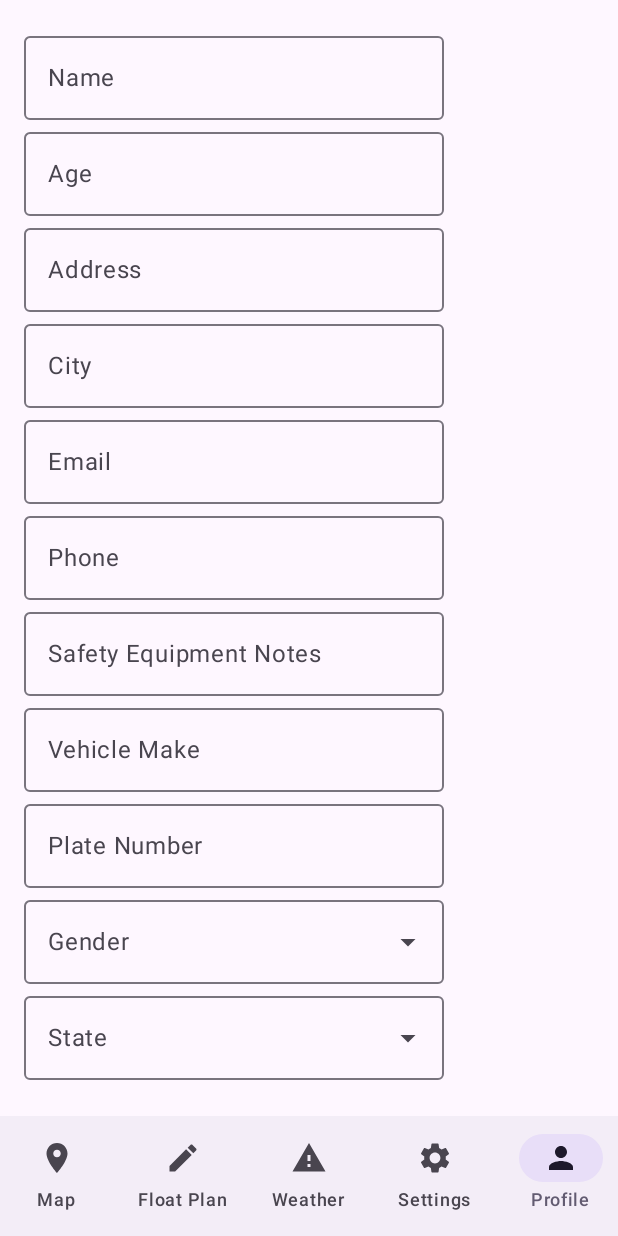
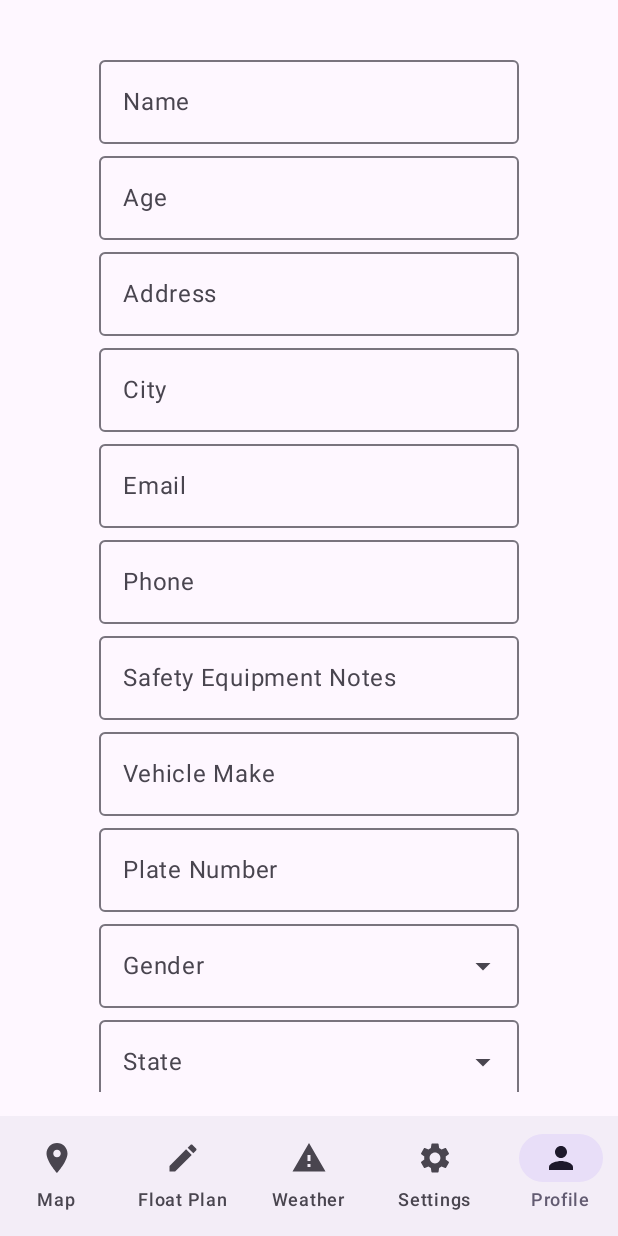
Before and after one commit to littlemeg27/KayakQuestAndroid, an Android app built with Jetpack Compose: the ProfileScreen screen opened through its navigation route, on a phone screen of 412 x 824 dp. Run offline under Robolectric (Android 15) with nearby library versions, the phone set to English and light mode, and no system bars; our stand-ins replace Firebase (no records; nobody signed in at launch, a user with empty details on screens opened directly), livedata-compose; 1 statement that could not run was skipped.

Commit message:
Working on Profile

```diff
--- a/app/src/main/java/com/example/kayakquest/screens/ProfileScreen.kt
+++ b/app/src/main/java/com/example/kayakquest/screens/ProfileScreen.kt
@@ -1,11 +1,15 @@
 package com.example.kayakquest.screens
 
 import androidx.compose.foundation.layout.Column
+import androidx.compose.foundation.layout.fillMaxSize
 import androidx.compose.foundation.layout.padding
+import androidx.compose.foundation.rememberScrollState
 import androidx.compose.foundation.text.KeyboardOptions
+import androidx.compose.foundation.verticalScroll
 import androidx.compose.material3.*
 import androidx.compose.runtime.*
 import androidx.compose.runtime.livedata.observeAsState
+import androidx.compose.ui.Alignment
 import androidx.compose.ui.Modifier
 import androidx.compose.ui.text.input.KeyboardType
 import androidx.compose.ui.unit.dp
@@ -17,8 +21,8 @@ import com.example.kayakquest.viewmodels.ProfileViewModel
 @Composable
 fun ProfileScreen(viewModel: ProfileViewModel = viewModel())
 {
-
     val profile by viewModel.profile.observeAsState(null)
+    val scrollState = rememberScrollState()
 
     val userId   = remember { mutableStateOf(profile?.userId   ?: "") }
     val name     = remember { mutableStateOf(profile?.name     ?: "") }
@@ -119,7 +123,13 @@ fun ProfileScreen(viewModel: ProfileViewModel = viewModel())
         "Purple", "Red", "Silver", "Teal", "White", "Yellow"
     )
 
-    Column(modifier = Modifier.padding(16.dp))
+    Column(
+        modifier = Modifier
+            .padding(16.dp)
+            .fillMaxSize()
+            .verticalScroll(scrollState)
+            .padding(16.dp),
+        horizontalAlignment = Alignment.CenterHorizontally)
     {
         OutlinedTextField(value = name.value,   onValueChange = { name.value = it },   label = { Text("Name") })
         OutlinedTextField(
```
